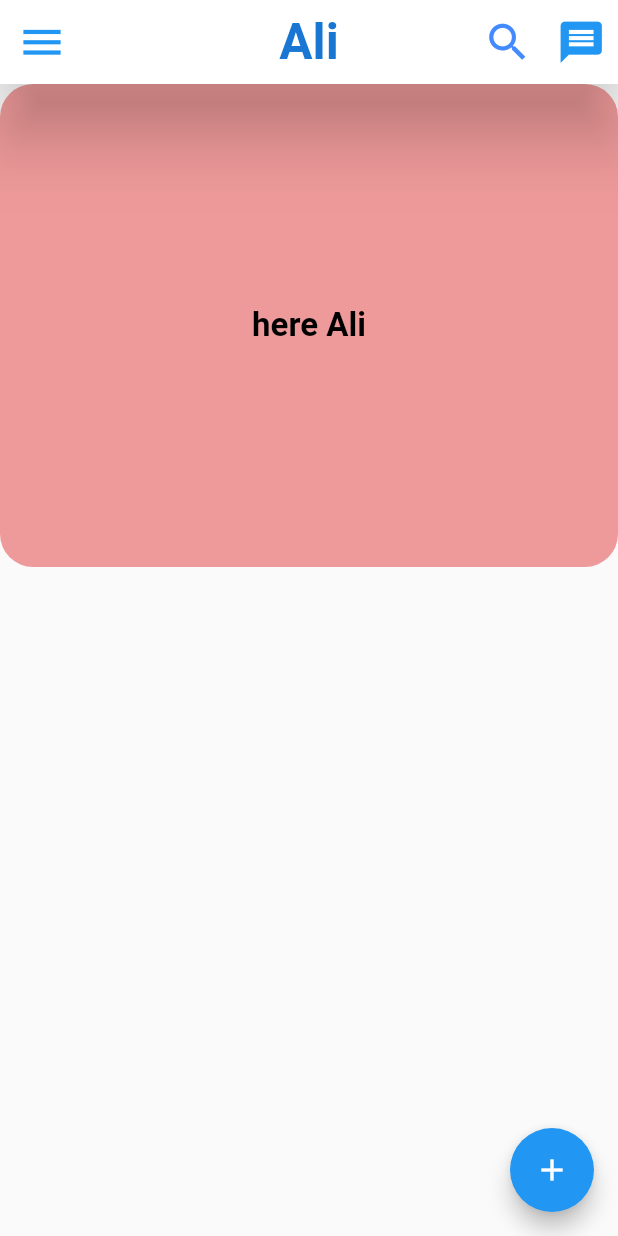
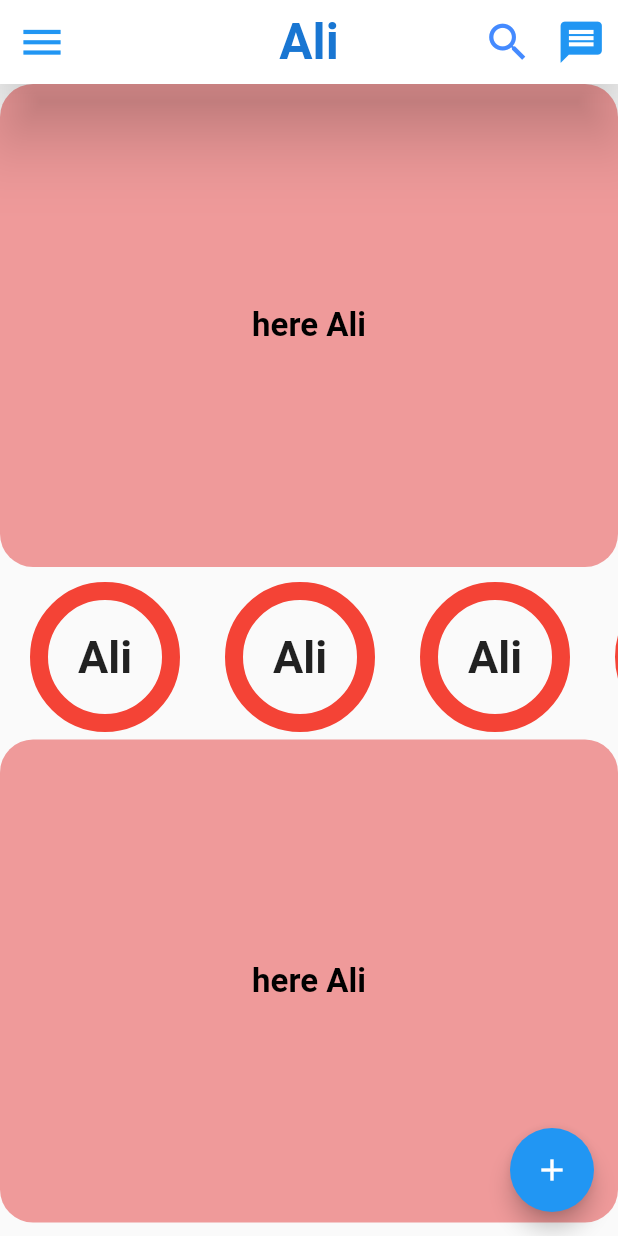
Before and after one commit to aliajjoub2/flutter-Project-1, a Flutter app: the screen it shows after launch, on a phone screen of 412 x 824 dp. Run offline on Flutter 3.47's test engine with Material 2 defaults, Android fonts, the phone set to English and light mode, and no system bars.

Commit message:
Expanded Widget

```diff
--- a/lib/main.dart
+++ b/lib/main.dart
@@ -27,7 +27,6 @@ class FacebookApp extends StatelessWidget {
       style: TextStyle(
           color: Colors.blue[700], fontWeight: FontWeight.bold, fontSize: 33),
     );
-
 
     return Scaffold(
         appBar: AppBar(
@@ -69,11 +68,18 @@ class FacebookApp extends StatelessWidget {
           child: const Icon(Icons.add),
         ),
         // ignore: sort_child_properties_last
-        body: Column(
+        body: SingleChildScrollView(
+          child: Column(
             children: [
               Container(
                 // ignore: sort_child_properties_last
-              child: Text('here Ali', style: TextStyle(color: Colors.black, fontSize: 22, fontWeight: FontWeight.bold),),
+                child: Text(
+                  'here Ali',
+                  style: TextStyle(
+                      color: Colors.black,
+                      fontSize: 22,
+                      fontWeight: FontWeight.bold),
+                ),
                 height: 322,
                 width: double.infinity,
                 alignment: Alignment.center,
@@ -84,24 +90,16 @@ class FacebookApp extends StatelessWidget {
                   color: Colors.red[200],
                 ),
               ),
-            Row(
-
-            ),
-          ],
-        )
-
-
-         /* SingleChildScrollView(
-          //padding: EdgeInsets.fromLTRB(10, 0, 10, 0),
+              SingleChildScrollView(
                 scrollDirection: Axis.horizontal,
-          child:  Row(
-          // ignore: sort_child_properties_last
+                child: Row(
                   children: [
                     Container(
                       // ignore: sort_child_properties_last
                       child: Text(
                         ' Ali ',
-                style: TextStyle(fontSize: 30, fontWeight: FontWeight.bold),
+                        style: TextStyle(
+                            fontSize: 30, fontWeight: FontWeight.bold),
                       ),
                       //color: Colors.blue[100],
                       margin: EdgeInsets.fromLTRB(20, 10, 10, 5),
@@ -119,20 +117,20 @@ class FacebookApp extends StatelessWidget {
                         shape: BoxShape.circle,
                       ),
                     ),
-             //SizedBox(height: 10, width: 1,),
                     Container(
                       // ignore: sort_child_properties_last
                       child: Text(
-                ' App ',
-                style: TextStyle(fontSize: 30, fontWeight: FontWeight.bold),
+                        ' Ali ',
+                        style: TextStyle(
+                            fontSize: 30, fontWeight: FontWeight.bold),
                       ),
                       //color: Colors.blue[100],
-              //margin: EdgeInsets.fromLTRB(20, 1, 1, 1),
+                      margin: EdgeInsets.fromLTRB(20, 10, 10, 5),
                       padding: EdgeInsets.all(2),
                       height: 100,
                       width: 100,
                       alignment: Alignment.center,
-              transform: Matrix4.rotationZ(0.04),
+                      //transform: Matrix4.rotationZ(0.04),
                       decoration: BoxDecoration(
                         border: Border.all(
                           color: Colors.red,
@@ -142,12 +140,12 @@ class FacebookApp extends StatelessWidget {
                         shape: BoxShape.circle,
                       ),
                     ),
-              SizedBox(height: 10,),
                     Container(
                       // ignore: sort_child_properties_last
                       child: Text(
-                ' Ap',
-                style: TextStyle(fontSize: 30, fontWeight: FontWeight.bold),
+                        ' Ali ',
+                        style: TextStyle(
+                            fontSize: 30, fontWeight: FontWeight.bold),
                       ),
                       //color: Colors.blue[100],
                       margin: EdgeInsets.fromLTRB(20, 10, 10, 5),
@@ -155,7 +153,7 @@ class FacebookApp extends StatelessWidget {
                       height: 100,
                       width: 100,
                       alignment: Alignment.center,
-              transform: Matrix4.rotationZ(0.04),
+                      //transform: Matrix4.rotationZ(0.04),
                       decoration: BoxDecoration(
                         border: Border.all(
                           color: Colors.red,
@@ -165,12 +163,12 @@ class FacebookApp extends StatelessWidget {
                         shape: BoxShape.circle,
                       ),
                     ),
-             SizedBox(height: 26,),
                     Container(
                       // ignore: sort_child_properties_last
                       child: Text(
-                ' App ',
-                style: TextStyle(fontSize: 30, fontWeight: FontWeight.bold),
+                        ' Ali ',
+                        style: TextStyle(
+                            fontSize: 30, fontWeight: FontWeight.bold),
                       ),
                       //color: Colors.blue[100],
                       margin: EdgeInsets.fromLTRB(20, 10, 10, 5),
@@ -178,7 +176,7 @@ class FacebookApp extends StatelessWidget {
                       height: 100,
                       width: 100,
                       alignment: Alignment.center,
-              transform: Matrix4.rotationZ(0.04),
+                      //transform: Matrix4.rotationZ(0.04),
                       decoration: BoxDecoration(
                         border: Border.all(
                           color: Colors.red,
@@ -188,13 +186,91 @@ class FacebookApp extends StatelessWidget {
                         shape: BoxShape.circle,
                       ),
                     ),
-           //IconButton(onPressed: (){}, icon: Icon(Icons.search_off)),
                   ],
-        //mainAxisAlignment: MainAxisAlignment.spaceEvenly,
-        //crossAxisAlignment: CrossAxisAlignment.start,
+                ),
+              ),
+              Container(
+                // ignore: sort_child_properties_last
+                child: Text(
+                  'here Ali',
+                  style: TextStyle(
+                      color: Colors.black,
+                      fontSize: 22,
+                      fontWeight: FontWeight.bold),
+                ),
+                height: 322,
+                width: double.infinity,
+                alignment: Alignment.center,
 
+                //color: Colors.red,
+                decoration: BoxDecoration(
+                  borderRadius: BorderRadius.circular(22),
+                  color: Colors.red[200],
                 ),
-        ) */
-        );
+              ),
+              Container(
+                // ignore: sort_child_properties_last
+                child: Row(
+                  children: [
+                    Expanded(
+                        flex: 0,
+                        child: Container(
+                          // ignore: sort_child_properties_last
+                          child: Text(
+                            '1',
+                            style: TextStyle(
+                                fontSize: 22, fontWeight: FontWeight.bold),
+                          ),
+
+                          width: 100,
+                          height: 100,
+                          color: Color.fromARGB(255, 236, 96, 117),
+                          alignment: Alignment.center,
+                        )),
+                    Expanded(
+                        flex: 1,
+                        child: Container(
+                          // ignore: sort_child_properties_last
+                          child: Text(
+                            '2',
+                            style: TextStyle(
+                                fontSize: 22, fontWeight: FontWeight.bold),
+                          ),
+
+                          width: 100,
+                          height: 100,
+                          color: Color.fromARGB(255, 179, 153, 240),
+                          alignment: Alignment.center,
+                        )),
+                    Expanded(
+                        flex: 0,
+                        child: Container(
+                          // ignore: sort_child_properties_last
+                          child: Text(
+                            '3',
+                            style: TextStyle(
+                                fontSize: 22, fontWeight: FontWeight.bold),
+                          ),
+
+                          width: 100,
+                          height: 100,
+                          color: Color.fromARGB(255, 236, 96, 117),
+                          alignment: Alignment.center,
+                        )),
+                  ],
+                ),
+                height: 322,
+                width: double.infinity,
+                alignment: Alignment.center,
+                margin: EdgeInsets.only(top: 20),
+                //color: Colors.red,
+                decoration: BoxDecoration(
+                  borderRadius: BorderRadius.circular(22),
+                  color: Colors.red[200],
+                ),
+              ),
+            ],
+          ),
+        ));
   }
 }
```
Also changed, not shown: lib/example.dart (added, +104 -0 lines). Lines whose indentation alone changed are shown as unchanged.
